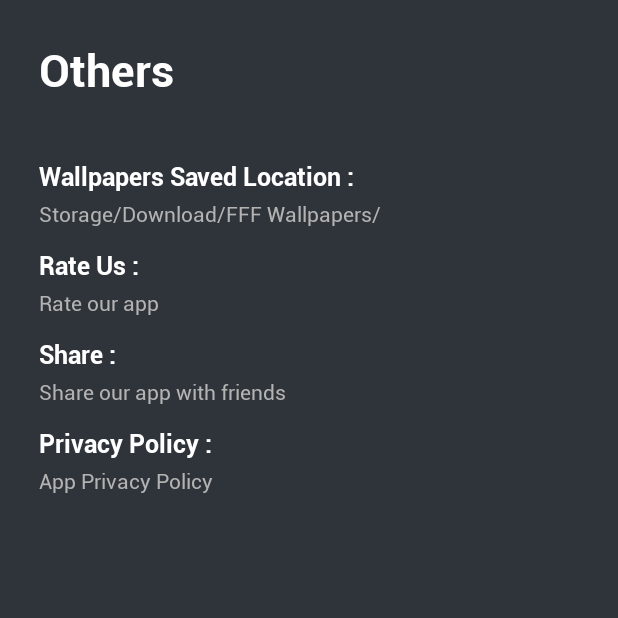
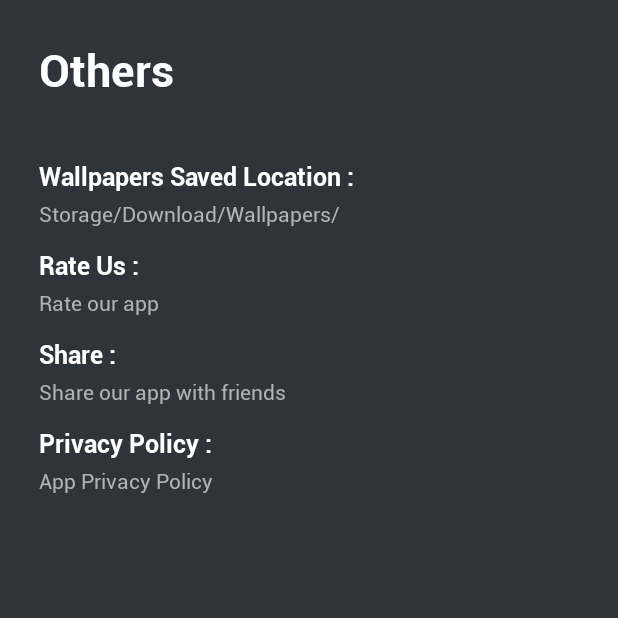
Before and after one commit to ZpTechLtd/WallpapersApp, an Android app: the MoreFragment screen opened through its navigation route, after a tap on "Share :", on a phone screen of 412 x 824 dp, the top half of it. Run offline under Robolectric (Android 15) with nearby library versions, the phone set to English and light mode, and no system bars; our stand-ins replace AdMob, Shimmer, data binding, navigation-ui, sdp/ssp sizes; pictures from the network do not load; 4 statements that could not run were skipped.

Commit message:
remove fff keyword

```diff
--- a/app/build.gradle
+++ b/app/build.gradle
@@ -13,7 +13,7 @@ android {
         applicationId "com.wallpapers.fff.free"
         minSdkVersion 21
         targetSdkVersion 31
-        versionCode 2
+        versionCode 3
         versionName "1.0.0"
         multiDexEnabled true
         testInstrumentationRunner "androidx.test.runner.AndroidJUnitRunner"
--- a/app/src/main/java/com/example/wallpapersapp/ui/fragments/HomeFragment.kt
+++ b/app/src/main/java/com/example/wallpapersapp/ui/fragments/HomeFragment.kt
@@ -52,7 +52,7 @@ class HomeFragment constructor() : Fragment(), OnItemClick {
                 val shareIntent = Intent(Intent.ACTION_SEND)
                 shareIntent.type = "text/plain"
                 shareIntent.putExtra(Intent.EXTRA_SUBJECT, R.string.app_name)
-                var shareMessage = "FFF Wallpapers App\n\n"
+                var shareMessage = "Wallpapers App\n\n"
                 shareMessage =
                     """
                     ${shareMessage}https://play.google.com/store/apps/details?id=${BuildConfig.APPLICATION_ID}
--- a/app/src/main/java/com/example/wallpapersapp/ui/fragments/MoreFragment.kt
+++ b/app/src/main/java/com/example/wallpapersapp/ui/fragments/MoreFragment.kt
@@ -53,7 +53,7 @@ class MoreFragment constructor() : Fragment() {
                 val shareIntent = Intent(Intent.ACTION_SEND)
                 shareIntent.type = "text/plain"
                 shareIntent.putExtra(Intent.EXTRA_SUBJECT, R.string.app_name)
-                var shareMessage = "FFF Wallpapers App\n\n"
+                var shareMessage = "Wallpapers App\n\n"
                 shareMessage =
                     """
                     ${shareMessage}https://play.google.com/store/apps/details?id=${BuildConfig.APPLICATION_ID}
--- a/app/src/main/java/com/example/wallpapersapp/utils/WallpaperUtils.kt
+++ b/app/src/main/java/com/example/wallpapersapp/utils/WallpaperUtils.kt
@@ -23,7 +23,7 @@ import java.net.URL
 
 
 private val path = Environment.getExternalStoragePublicDirectory(Environment.DIRECTORY_DOWNLOADS)
-private val parent: File = File("${path}/FFF Wallpapers/")
+private val parent: File = File("${path}/Wallpapers/")
 
 fun Context.download(
     result: Result,
--- a/app/src/main/res/values/strings.xml
+++ b/app/src/main/res/values/strings.xml
@@ -12,7 +12,7 @@
     <string name="setWallpaper">Apply</string>
     <string name="share">Share</string>
     <string name="save_location">Wallpapers Saved Location :</string>
-    <string name="storage_download_fff_wallpapers">Storage/Download/FFF Wallpapers/</string>
+    <string name="storage_download_fff_wallpapers">Storage/Download/Wallpapers/</string>
     <string name="rate_us">Rate Us :</string>
     <string name="rate_our_app">Rate our app</string>
     <string name="share_">Share :</string>
```
